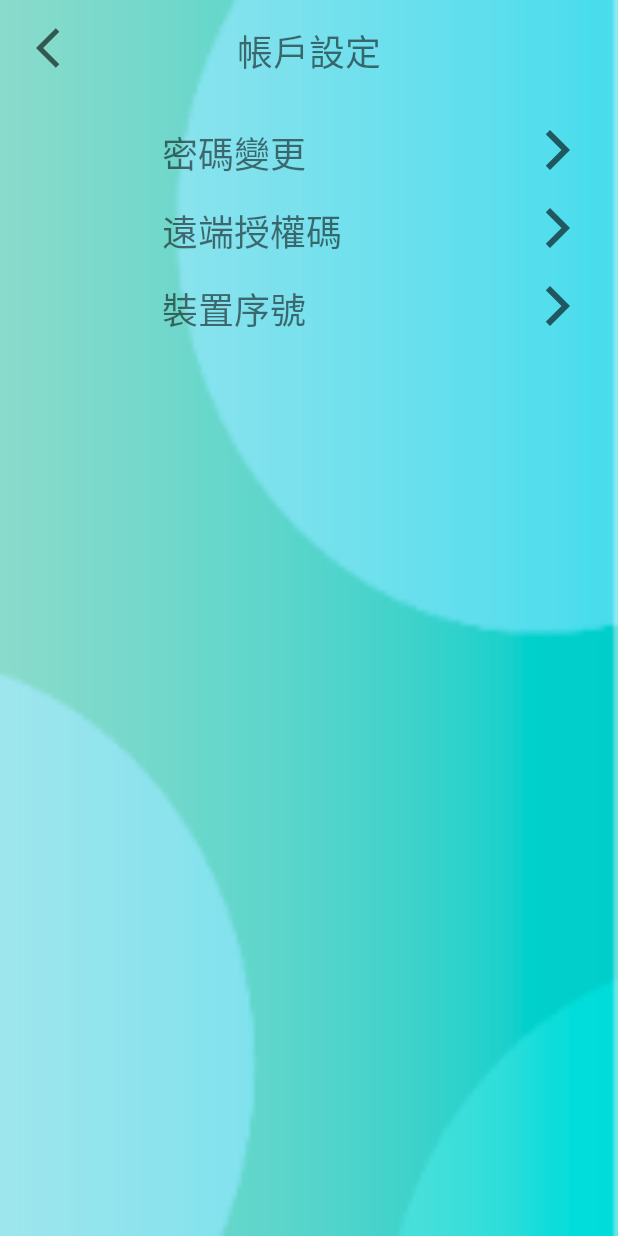
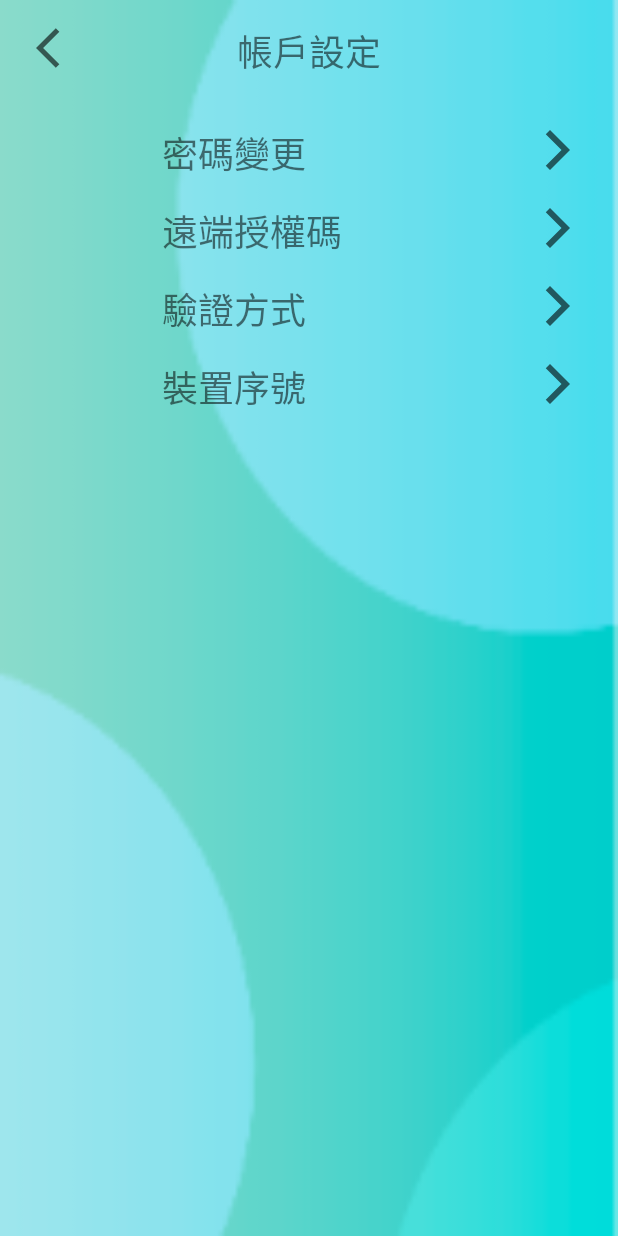
Before and after one commit to alfayu6799/YHYHealthy, an Android app: the SystemAccountActivity screen opened directly, with no data from a screen before it, on a phone screen of 412 x 824 dp. Run offline under Robolectric (Android 15) with nearby library versions, the phone set to English and light mode, and no system bars.

Commit message:
帳戶資訊增加驗證方式選項 驗證方式變更採用彈跳視窗

```diff
--- a/app/src/main/java/com/example/yhyhealthydemo/SystemAccountActivity.java
+++ b/app/src/main/java/com/example/yhyhealthydemo/SystemAccountActivity.java
@@ -1,8 +1,6 @@
 package com.example.yhyhealthydemo;
 
-import androidx.appcompat.app.AlertDialog;
 import androidx.appcompat.app.AppCompatActivity;
-
 import android.content.Intent;
 import android.os.Bundle;
 import android.util.Log;
@@ -18,7 +16,7 @@ public class SystemAccountActivity extends AppCompatActivity implements View.OnC
     private static final String TAG = "SystemAccountActivity";
 
     ImageView back;
-    ImageView changePW, authorizationCode, changeDeviceNo/*, verificationStyle*/;
+    ImageView changePW, authorizationCode, changeDeviceNo, compCodeStyle;
 
     @Override
     protected void onCreate(Bundle savedInstanceState) {
@@ -27,15 +25,15 @@ public class SystemAccountActivity extends AppCompatActivity implements View.OnC
 
         back = findViewById(R.id.ivBackSetting8);
         changePW = findViewById(R.id.ivPasswordChange);
-//        verificationStyle = findViewById(R.id.ivVerificationStyle);
         authorizationCode = findViewById(R.id.ivUserAuthorizationCode);
         changeDeviceNo = findViewById(R.id.ivUserDeviceNo);
+        compCodeStyle = findViewById(R.id.ivCompCodeChange);
 
         back.setOnClickListener(this);
         changePW.setOnClickListener(this);
-//        verificationStyle.setOnClickListener(this);
         authorizationCode.setOnClickListener(this);
         changeDeviceNo.setOnClickListener(this);
+        compCodeStyle.setOnClickListener(this);
     }
 
     @Override
@@ -47,16 +45,21 @@ public class SystemAccountActivity extends AppCompatActivity implements View.OnC
             case R.id.ivPasswordChange:
                 startActivity(new Intent(this, UserChangePassActivity.class)); //變更密碼
                 break;
-//            case R.id.ivVerificationStyle: //驗證方式
-//                dialogVerification();
-//                break;
             case R.id.ivUserAuthorizationCode:  //授權碼
                 dialogAuthCode();
                 break;
             case R.id.ivUserDeviceNo:
                 dialogDevice();             //裝置序號
                 break;
+            case R.id.ivCompCodeChange:   //驗證方式變更
+                dialogCompCode();
+                break;
         }
+    }
+
+    //驗證方式變更採用彈跳視窗
+    private void dialogCompCode() {
+        Log.d(TAG, "dialogCompCode: ");
     }
 
     //裝置序號採用彈跳視窗
--- a/app/src/main/res/layout/activity_system_account.xml
+++ b/app/src/main/res/layout/activity_system_account.xml
@@ -47,17 +47,6 @@
         app:layout_constraintStart_toStartOf="@+id/guideline20"
         app:layout_constraintTop_toBottomOf="@+id/textView43" />
 
-<!--    <TextView-->
-<!--        android:id="@+id/textView45"-->
-<!--        android:layout_width="wrap_content"-->
-<!--        android:layout_height="wrap_content"-->
-<!--        android:layout_marginStart="8dp"-->
-<!--        android:layout_marginTop="16dp"-->
-<!--        android:text="@string/setting_user_verification"-->
-<!--        android:textSize="24dp"-->
-<!--        app:layout_constraintStart_toStartOf="@+id/guideline20"-->
-<!--        app:layout_constraintTop_toBottomOf="@+id/textView47" />-->
-
     <TextView
         android:id="@+id/textView46"
         android:layout_width="wrap_content"
@@ -73,12 +62,11 @@
         android:id="@+id/textView47"
         android:layout_width="wrap_content"
         android:layout_height="wrap_content"
-        android:layout_marginStart="8dp"
         android:layout_marginTop="16dp"
+        android:text="@string/setting_for_device"
         android:textSize="24dp"
-        android:text="@string/setting_for_device"
-        app:layout_constraintStart_toStartOf="@+id/guideline20"
-        app:layout_constraintTop_toBottomOf="@+id/textView46" />
+        app:layout_constraintStart_toStartOf="@+id/textView45"
+        app:layout_constraintTop_toBottomOf="@+id/textView45" />
 
     <ImageView
         android:id="@+id/ivPasswordChange"
@@ -115,4 +103,23 @@
         app:layout_constraintEnd_toEndOf="parent"
         app:layout_constraintTop_toTopOf="@+id/textView47"
         android:src="@drawable/ic_baseline_arrow_forward_ios_32dp" />
+
+    <TextView
+        android:id="@+id/textView45"
+        android:layout_width="wrap_content"
+        android:layout_height="wrap_content"
+        android:layout_marginTop="16dp"
+        android:textSize="24dp"
+        android:text="@string/verification"
+        app:layout_constraintStart_toStartOf="@+id/textView46"
+        app:layout_constraintTop_toBottomOf="@+id/textView46" />
+
+    <ImageView
+        android:id="@+id/ivCompCodeChange"
+        android:layout_width="wrap_content"
+        android:layout_height="wrap_content"
+        android:layout_marginEnd="24dp"
+        app:layout_constraintEnd_toEndOf="parent"
+        app:layout_constraintTop_toTopOf="@+id/textView45"
+        app:srcCompat="@drawable/ic_baseline_arrow_forward_ios_32dp" />
 </androidx.constraintlayout.widget.ConstraintLayout>
--- a/app/src/main/res/values/strings.xml
+++ b/app/src/main/res/values/strings.xml
@@ -182,4 +182,5 @@
     <string name="access_success">驗證成功,請再次登入</string>
     <string name="login_success">登入成功</string>
     <string name="number_less_six">字數不得少於6</string>
+    <string name="change_password_success">變更密碼成功,下次登入請使用新密碼</string>
 </resources>
```
Also changed, not shown: app/src/main/java/com/example/yhyhealthydemo/UserChangePassActivity.java (+23 -7 lines).
